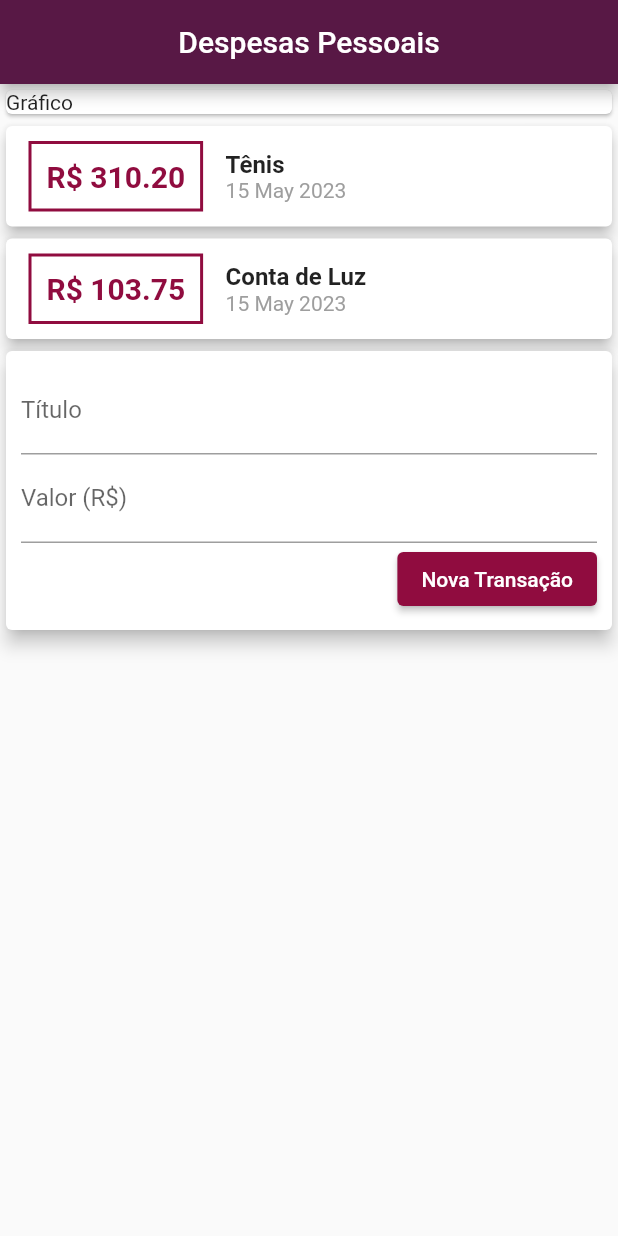
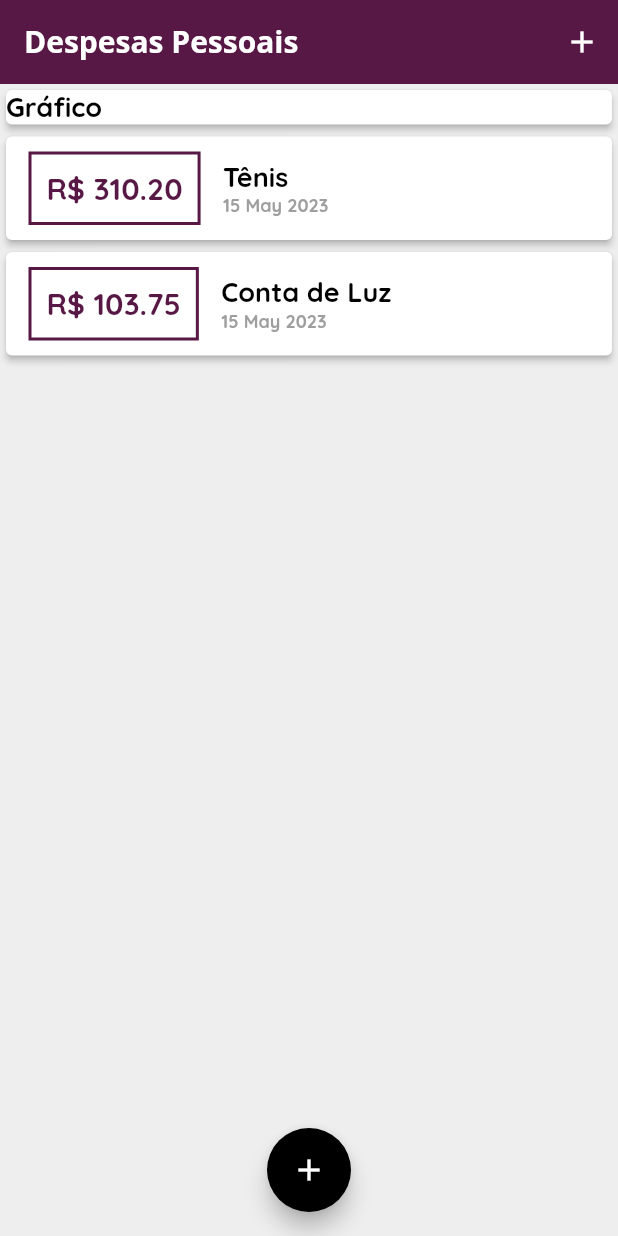
Before and after one commit to phesgot/expenses, a Flutter app: the screen it shows after launch, on a phone screen of 412 x 824 dp. Run offline on Flutter 3.47's test engine with Material 2 defaults, Android fonts, the phone set to English and light mode, and no system bars; our stand-ins replace google_fonts.

Commit message:
Aplicação de tema

```diff
--- a/lib/components/transaction_form.dart
+++ b/lib/components/transaction_form.dart
@@ -1,33 +1,52 @@
 import 'package:flutter/material.dart';
 
-class TransactionForm extends StatelessWidget {
-  TransactionForm({
+class TransactionForm extends StatefulWidget {
+  const TransactionForm({
     Key? key,
     required this.onSubmit,
   }) : super(key: key);
 
   final void Function(String, double) onSubmit;
 
+  @override
+  State<TransactionForm> createState() => _TransactionFormState();
+}
+
+class _TransactionFormState extends State<TransactionForm> {
   //Controlers
   final titleController = TextEditingController();
+
   final valueController = TextEditingController();
+
+  _submitForm(){
+      final title = titleController.text;
+      final value = double.tryParse(valueController.text) ?? 0.0;
+
+      if(title.isEmpty || value <= 0){
+        return;
+      }
+      widget.onSubmit(title, value);
+  }
 
   @override
   Widget build(BuildContext context) {
     return Card(
-      elevation: 5,
+      elevation: 0,
       child: Padding(
         padding: const EdgeInsets.all(10),
         child: Column(
           children: [
             TextField(
               controller: titleController,
+              onSubmitted: (_) => _submitForm(),
               decoration: const InputDecoration(
                 labelText: 'Título',
               ),
             ),
             TextField(
               controller: valueController,
+              onSubmitted: (_) => _submitForm(),
+              keyboardType: const TextInputType.numberWithOptions(decimal: true),
               decoration: const InputDecoration(
                 labelText: 'Valor (R\$)',
               ),
@@ -36,14 +55,9 @@ class TransactionForm extends StatelessWidget {
               mainAxisAlignment: MainAxisAlignment.end,
               children: [
                 ElevatedButton(
-                    onPressed: () {
-                      final title = titleController.text;
-                      final value =
-                          double.tryParse(valueController.text) ?? 0.0;
-                      onSubmit(title, value);
-                    },
+                    onPressed: _submitForm,
                     style: ElevatedButton.styleFrom(
-                      backgroundColor: const Color(0xff900c3f),
+                      backgroundColor: const Color(0xff581845),
                     ),
                     child: const Text('Nova Transação'))
               ],
--- a/lib/components/transaction_list.dart
+++ b/lib/components/transaction_list.dart
@@ -10,10 +10,14 @@ class TransactionList extends StatelessWidget {
 
   @override
   Widget build(BuildContext context) {
-    return Column(
-      children: transactions.map((tr) {
+    return SizedBox(
+      height: 300,
+      child: ListView.builder(
+        itemCount: transactions.length,
+        itemBuilder: (ctx, index) {
+          final tr = transactions[index];
           return Card(
-            elevation: 4,
+              elevation: 2,
               child: Row(
                 children: [
                   Container(
@@ -23,17 +27,13 @@ class TransactionList extends StatelessWidget {
                     ),
                     decoration: BoxDecoration(
                         border: Border.all(
-                    color: const Color(0xff900c3f),
+                      color: Theme.of(context).colorScheme.primary,
                       width: 2,
                     )),
                     padding: const EdgeInsets.all(10),
                     child: Text(
                       "R\$ ${tr.value.toStringAsFixed(2)}",
-                    style: const TextStyle(
-                      fontSize: 20,
-                      fontWeight: FontWeight.bold,
-                      color: Color(0xff900c3f),
-                    ),
+                      style: Theme.of(context).textTheme.bodyLarge,
                     ),
                   ),
                   Expanded(
@@ -42,24 +42,18 @@ class TransactionList extends StatelessWidget {
                       children: [
                         Text(
                           tr.title,
-                        style: const TextStyle(
-                          fontWeight: FontWeight.bold,
-                          fontSize: 16,
-                        ),
                         ),
                         Text(
                           DateFormat('d MMM y').format(tr.date),
-                        style: const TextStyle(
-                          fontSize: 14,
-                          color: Colors.grey,
-                        ),
+                          style: Theme.of(context).textTheme.bodySmall,
                         ),
                       ],
                     ),
                   ),
                 ],
               ));
-      }).toList(),
+        },
+      ),
     );
   }
 }
--- a/lib/components/transaction_user.dart
+++ /dev/null
@@ -1,54 +0,0 @@
-import 'dart:math';
-
-import 'package:expenses/components/transaction_form.dart';
-import 'package:expenses/components/transaction_list.dart';
-import 'package:flutter/material.dart';
-
-import '../models/transaction.dart';
-
-class TransactionUser extends StatefulWidget {
-  const TransactionUser({Key? key}) : super(key: key);
-
-  @override
-  State<TransactionUser> createState() => _TransactionUserState();
-}
-
-class _TransactionUserState extends State<TransactionUser> {
-  final _transactions = [
-    Transaction(
-      id: 't1',
-      title: 'Tênis',
-      value: 310.20,
-      date: DateTime.now(),
-    ),
-    Transaction(
-      id: 't2',
-      title: 'Conta de Luz',
-      value: 103.75,
-      date: DateTime.now(),
-    ),
-  ];
-
-  _addTransaction(String title, double value){
-    final newTransaction = Transaction(
-      id: Random().nextDouble().toString(),
-      title: title,
-      value: value,
-      date: DateTime.now(),
-    );
-
-    setState(() {
-      _transactions.add(newTransaction);
-    });
-  }
-
-  @override
-  Widget build(BuildContext context) {
-    return Column(
-      children: [
-        TransactionList(transactions: _transactions),
-        TransactionForm(onSubmit: _addTransaction),
-      ],
-    );
-  }
-}
--- a/lib/main.dart
+++ b/lib/main.dart
@@ -1,16 +1,57 @@
 import 'package:expenses/screens/home_screen.dart';
 import 'package:flutter/material.dart';
+import 'package:google_fonts/google_fonts.dart';
 
-void main()=> runApp(const Expenses());
+void main() => runApp(const Expenses());
 
 class Expenses extends StatelessWidget {
   const Expenses({Key? key}) : super(key: key);
 
   @override
   Widget build(BuildContext context) {
+    final ThemeData tema = ThemeData();
+    final textTheme = Theme.of(context).textTheme;
+
     return MaterialApp(
       debugShowCheckedModeBanner: false,
-      home: HomeScreen(),
+      theme: tema.copyWith(
+        colorScheme: tema.colorScheme.copyWith(
+          primary: const Color(0xff581845),
+          secondary: Colors.black,
+          tertiary: Colors.grey[200],
+        ),
+        textTheme: GoogleFonts.quicksandTextTheme(textTheme).copyWith(
+          bodySmall: GoogleFonts.quicksand(
+            textStyle: const TextStyle(
+              fontSize: 12,
+              fontWeight: FontWeight.bold,
+              color: Colors.grey,
+            ),
+          ),
+          //bodyMedium font default
+          bodyMedium: GoogleFonts.quicksand(
+            textStyle: const TextStyle(
+              fontSize: 18,
+              fontWeight: FontWeight.bold,
+              color: Colors.black,
+            ),
+          ),
+          bodyLarge: GoogleFonts.quicksand(
+              textStyle: const TextStyle(
+                fontSize: 20,
+                fontWeight: FontWeight.bold,
+                color: Color(0xff581845),
+              ),
+          ),
+        ),
+        appBarTheme: AppBarTheme(
+          titleTextStyle: GoogleFonts.openSans(
+            fontSize: 20,
+            fontWeight: FontWeight.bold,
+          ),
+        ),
+      ),
+      home: const HomeScreen(),
     );
   }
 }
--- a/lib/screens/home_screen.dart
+++ b/lib/screens/home_screen.dart
@@ -1,30 +1,91 @@
-import 'package:expenses/components/transaction_user.dart';
+import 'dart:math';
+import 'package:flutter/material.dart';
+import '../components/transaction_form.dart';
+import '../components/transaction_list.dart';
+import '../models/transaction.dart';
 
-import 'package:flutter/material.dart';
+class HomeScreen extends StatefulWidget {
+  const HomeScreen({Key? key}) : super(key: key);
 
-class HomeScreen extends StatelessWidget {
-  const HomeScreen({Key? key}) : super(key: key);
+  @override
+  State<HomeScreen> createState() => _HomeScreenState();
+}
+
+class _HomeScreenState extends State<HomeScreen> {
+
+  final _transactions = [
+    Transaction(
+      id: 't1',
+      title: 'Tênis',
+      value: 310.20,
+      date: DateTime.now(),
+    ),
+    Transaction(
+      id: 't2',
+      title: 'Conta de Luz',
+      value: 103.75,
+      date: DateTime.now(),
+    ),
+  ];
+
+  _openTransactionFormModal(BuildContext context) {
+    showModalBottomSheet(
+      context: context,
+      builder: (_) {
+        return TransactionForm(onSubmit: _addTransaction,);
+      },
+    );
+  }
+
+  _addTransaction(String title, double value) {
+    final newTransaction = Transaction(
+      id: Random().nextDouble().toString(),
+      title: title,
+      value: value,
+      date: DateTime.now(),
+    );
+
+    setState(() {
+      _transactions.add(newTransaction);
+    });
+
+    Navigator.of(context).pop();
+  }
 
   @override
   Widget build(BuildContext context) {
     return SafeArea(
       child: Scaffold(
+        backgroundColor: Theme.of(context).colorScheme.tertiary,
         appBar: AppBar(
-            backgroundColor: const Color(0xff581845),
           title: const Text("Despesas Pessoais"),
-            centerTitle: true,
+          centerTitle: false,
+          elevation: 0,
+          actions: [
+            IconButton(
+              onPressed: () => _openTransactionFormModal(context),
+              icon: const Icon(Icons.add),
+            )
+          ],
         ),
         body: SingleChildScrollView(
           child: Column(
             crossAxisAlignment: CrossAxisAlignment.stretch,
-              children: const [
-                Card(
+            children: [
+              const Card(
+                elevation: 2,
                 child: Text("Gráfico"),
               ),
-                TransactionUser(),
+              TransactionList(transactions: _transactions),
             ],
           ),
-          )),
+        ),
+        floatingActionButton: FloatingActionButton(
+          onPressed: () => _openTransactionFormModal(context),
+          child: const Icon(Icons.add),
+        ),
+        floatingActionButtonLocation: FloatingActionButtonLocation.centerFloat,
+      ),
     );
   }
 }
--- a/pubspec.yaml
+++ b/pubspec.yaml
@@ -31,6 +31,7 @@ dependencies:
   flutter:
     sdk: flutter
   intl: ^0.18.1
+  google_fonts: ^4.0.4
 
   # The following adds the Cupertino Icons font to your application.
   # Use with the CupertinoIcons class for iOS style icons.
```
Also changed, not shown: pubspec.lock, 1 other file. Lines whose indentation alone changed are shown as unchanged.
